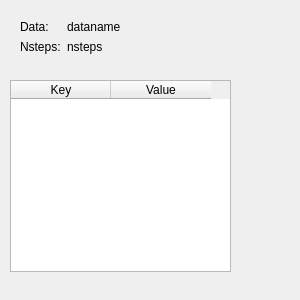
Qt form apps/NSXQt/ui/Tree/NumorPropertyWidget.ui (k61n/openhkl) before a commit.
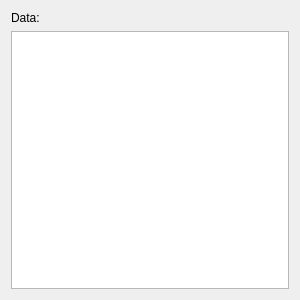
The same form after that commit.

Commit message: Fix memory leak when New PropertyWidget is activated. Add Property Widget for Numors (shows Metadata).

```diff
--- a/apps/NSXQt/ui/Tree/NumorPropertyWidget.ui
+++ b/apps/NSXQt/ui/Tree/NumorPropertyWidget.ui
@@ -16,66 +16,29 @@
   <property name="styleSheet">
    <string notr="true"/>
   </property>
-  <widget class="QWidget" name="layoutWidget">
-   <property name="geometry">
-    <rect>
-     <x>20</x>
-     <y>20</y>
-     <width>129</width>
-     <height>42</height>
-    </rect>
-   </property>
-   <layout class="QFormLayout" name="formLayout">
+  <layout class="QGridLayout" name="gridLayout">
     <item row="0" column="0">
+    <layout class="QHBoxLayout" name="horizontalLayout">
+     <item>
      <widget class="QLabel" name="label">
       <property name="text">
        <string>Data:</string>
       </property>
      </widget>
     </item>
+     <item>
+      <widget class="QLabel" name="label_Data">
+       <property name="text">
+        <string/>
+       </property>
+      </widget>
+     </item>
+    </layout>
+   </item>
     <item row="1" column="0">
-     <widget class="QLabel" name="label_2">
-      <property name="text">
-       <string>Nsteps:</string>
-      </property>
-     </widget>
-    </item>
-    <item row="0" column="1">
-     <widget class="QLabel" name="label_data">
-      <property name="text">
-       <string>dataname</string>
-      </property>
-     </widget>
-    </item>
-    <item row="1" column="1">
-     <widget class="QLabel" name="label_nsteps">
-      <property name="text">
-       <string>nsteps</string>
-      </property>
-     </widget>
-    </item>
-   </layout>
-  </widget>
-  <widget class="QTableWidget" name="tableWidget">
-   <property name="geometry">
-    <rect>
-     <x>10</x>
-     <y>80</y>
-     <width>221</width>
-     <height>192</height>
-    </rect>
-   </property>
-   <column>
-    <property name="text">
-     <string>Key</string>
-    </property>
-   </column>
-   <column>
-    <property name="text">
-     <string>Value</string>
-    </property>
-   </column>
-  </widget>
+    <widget class="QTableWidget" name="tableWidget"/>
+   </item>
+  </layout>
  </widget>
  <resources/>
  <connections/>
```
Lines whose indentation alone changed are shown as unchanged. The commit also changes 2 other files.
